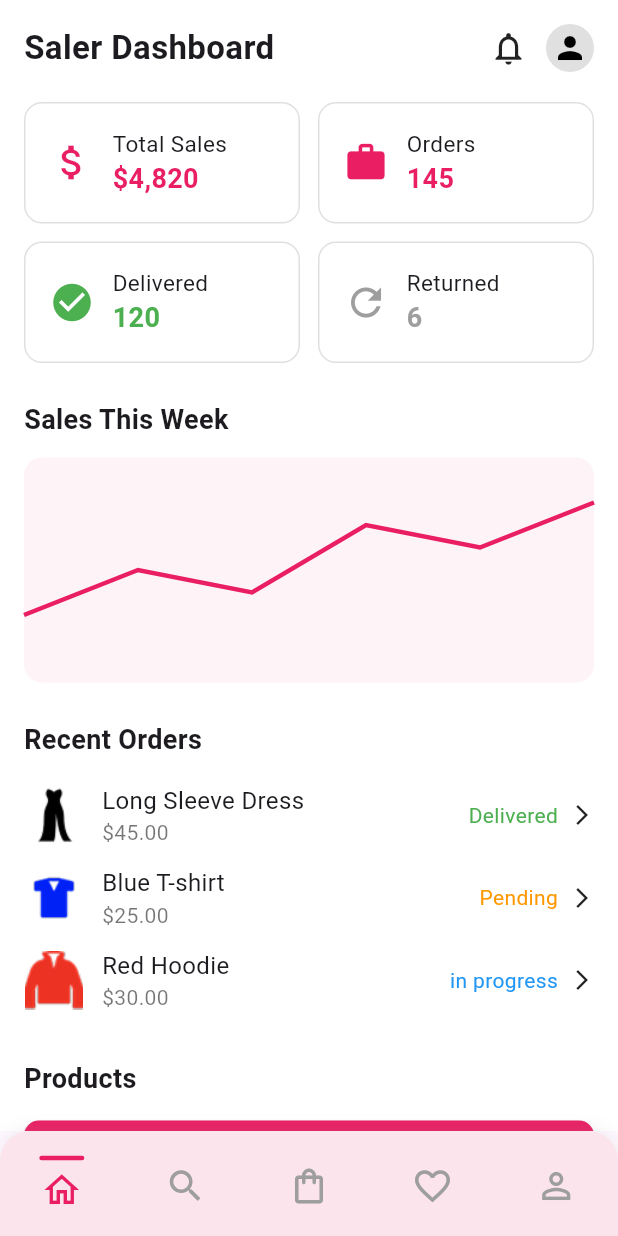
After one commit to tech640/Bridge-App, a Flutter app: the MyAccountPage screen opened directly, after a tap on "My Dashboard", on a phone screen of 412 x 824 dp. The commit adds this screen. Run offline on Flutter 3.47's test engine with Material 3 defaults, Android fonts, the phone set to English and light mode, and no system bars; our stand-ins replace font_awesome_flutter, image_picker.

Commit message:
add saler dashboard

```diff
--- /dev/null
+++ b/lib/screens/dashboard/saler.dart
@@ -0,0 +1,380 @@
+// screens/dashboard/saler.dart
+import 'package:flutter/material.dart';
+
+class SellerDashboardPage extends StatelessWidget {
+  const SellerDashboardPage({super.key});
+
+  @override
+  Widget build(BuildContext context) {
+    return Scaffold(
+      backgroundColor: Colors.white,
+      body: SafeArea(
+        child: SingleChildScrollView(
+          padding: const EdgeInsets.all(16),
+          child: Column(
+            crossAxisAlignment: CrossAxisAlignment.start,
+            children: [
+              // ------------------- HEADER -------------------
+              Row(
+                mainAxisAlignment: MainAxisAlignment.spaceBetween,
+                children: [
+                  const Text(
+                    "Saler Dashboard",
+                    style: TextStyle(fontSize: 22, fontWeight: FontWeight.bold),
+                  ),
+                  Row(
+                    children: const [
+                      Icon(Icons.notifications_none, size: 26),
+                      SizedBox(width: 12),
+                      CircleAvatar(
+                        radius: 16,
+                        backgroundColor: Colors.black12,
+                        child: Icon(Icons.person, color: Colors.black),
+                      ),
+                    ],
+                  ),
+                ],
+              ),
+
+              const SizedBox(height: 20),
+
+              // ------------------- CARDS -------------------
+              Row(
+                children: [
+                  Expanded(
+                      child: _statCard(Icons.attach_money, "Total Sales",
+                          "\$4,820", Colors.pink)),
+                  const SizedBox(width: 12),
+                  Expanded(
+                      child: _statCard(
+                          Icons.work, "Orders", "145", Colors.pink)),
+                ],
+              ),
+
+              const SizedBox(height: 12),
+
+              Row(
+                children: [
+                  Expanded(
+                      child: _statCard(Icons.check_circle, "Delivered", "120",
+                          Colors.green)),
+                  const SizedBox(width: 12),
+                  Expanded(
+                      child: _statCard(Icons.refresh, "Returned", "6",
+                          Colors.grey)),
+                ],
+              ),
+
+              const SizedBox(height: 25),
+
+              // ------------------- SALES THIS WEEK -------------------
+              const Text(
+                "Sales This Week",
+                style: TextStyle(fontSize: 18, fontWeight: FontWeight.bold),
+              ),
+              const SizedBox(height: 12),
+
+              Container(
+                height: 150,
+                width: double.infinity,
+                decoration: BoxDecoration(
+                  color: Colors.pink.withOpacity(0.05),
+                  borderRadius: BorderRadius.circular(12),
+                ),
+                child: CustomPaint(
+                  painter: _SimpleLineChart(),
+                ),
+              ),
+
+              const SizedBox(height: 25),
+
+              // ------------------- RECENT ORDERS -------------------
+              const Text(
+                "Recent Orders",
+                style: TextStyle(fontSize: 18, fontWeight: FontWeight.bold),
+              ),
+              const SizedBox(height: 10),
+              _recentOrderItem("Long Sleeve Dress", "\$45.00", "Delivered",
+                  Colors.green, "assets/icons/dress.png"),
+              _recentOrderItem("Blue T-shirt", "\$25.00", "Pending",
+                  Colors.orange, "assets/icons/tshirt.png"),
+              _recentOrderItem("Red Hoodie", "\$30.00", "in progress",
+                  Colors.blue, "assets/icons/hoodie.png"),
+
+              const SizedBox(height: 25),
+
+              // ------------------- PRODUCTS -------------------
+              const Text(
+                "Products",
+                style: TextStyle(fontSize: 18, fontWeight: FontWeight.bold),
+              ),
+              const SizedBox(height: 15),
+
+              SizedBox(
+                width: double.infinity,
+                child: ElevatedButton(
+                  onPressed: () {},
+                  style: ElevatedButton.styleFrom(
+                    backgroundColor: Colors.pink,
+                    padding: const EdgeInsets.symmetric(vertical: 16),
+                    shape: RoundedRectangleBorder(
+                      borderRadius: BorderRadius.circular(10),
+                    ),
+                  ),
+                  child: const Text(
+                    "Add New Product",
+                    style: TextStyle(fontSize: 17, color: Colors.white),
+                  ),
+                ),
+              ),
+
+              const SizedBox(height: 15),
+
+              _productItem("Red T-shirt", "\$20.00", Colors.red,
+                  "assets/icons/red_tshirt.png"),
+              _productItem("Blue Jeans", "\$30.00", Colors.blue,
+                  "assets/icons/jeans.png"),
+              _productItem(
+                  "Black Hat", "\$15.00", Colors.black, "assets/icons/hat.png"),
+              _productItem("Pink Sneakers", "\$50.00", Colors.pink,
+                  "assets/icons/shoes.png"),
+
+              const SizedBox(height: 25),
+
+              // ------------------- MONTHLY REVENUE (ADDED) -------------------
+              const Text(
+                "Monthly Revenue",
+                style: TextStyle(fontSize: 18, fontWeight: FontWeight.bold),
+              ),
+              const SizedBox(height: 15),
+
+              Container(
+                padding: const EdgeInsets.all(16),
+                decoration: BoxDecoration(
+                  color: Colors.white,
+                  borderRadius: BorderRadius.circular(12),
+                  border: Border.all(color: Colors.black12),
+                ),
+                child: Column(
+                  children: [
+                    SizedBox(
+                      height: 220,
+                      width: double.infinity,
+                      child: CustomPaint(
+                        painter: _MonthlyBarChart(),
+                      ),
+                    ),
+
+                    const SizedBox(height: 20),
+
+                    SizedBox(
+                      width: double.infinity,
+                      child: ElevatedButton(
+                        onPressed: () {},
+                        style: ElevatedButton.styleFrom(
+                          backgroundColor: Colors.pink,
+                          padding: const EdgeInsets.symmetric(vertical: 16),
+                          shape: RoundedRectangleBorder(
+                            borderRadius: BorderRadius.circular(12),
+                          ),
+                        ),
+                        child: const Text(
+                          "View Detailed Report",
+                          style: TextStyle(fontSize: 17, color: Colors.white),
+                        ),
+                      ),
+                    ),
+                  ],
+                ),
+              ),
+
+              const SizedBox(height: 25),
+
+              // ------------------- ORDERS LIST -------------------
+              const Text(
+                "Orders",
+                style: TextStyle(fontSize: 18, fontWeight: FontWeight.bold),
+              ),
+              const SizedBox(height: 15),
+
+              _orderItem("#1123", "21 Oct", "\$50.00", "Delivered"),
+              _orderItem("#1124", "20 Oct", "\$40.00", "Delivered"),
+              _orderItem("#1125", "19 Oct", "\$62.00", "Pending"),
+            ],
+          ),
+        ),
+      ),
+    );
+  }
+
+  // ------------------- WIDGETS -------------------
+
+  static Widget _statCard(
+      IconData icon, String title, String value, Color color) {
+    return Container(
+      padding: const EdgeInsets.all(16),
+      decoration: BoxDecoration(
+        border: Border.all(color: Colors.black12),
+        borderRadius: BorderRadius.circular(12),
+      ),
+      child: Row(
+        children: [
+          Icon(icon, color: color, size: 30),
+          const SizedBox(width: 12),
+          Column(
+            crossAxisAlignment: CrossAxisAlignment.start,
+            children: [
+              Text(title, style: const TextStyle(fontSize: 15)),
+              Text(
+                value,
+                style: TextStyle(
+                    fontSize: 18, color: color, fontWeight: FontWeight.bold),
+              ),
+            ],
+          )
+        ],
+      ),
+    );
+  }
+
+  static Widget _recentOrderItem(String name, String price, String status,
+      Color statusColor, String imagePath) {
+    return Padding(
+      padding: const EdgeInsets.symmetric(vertical: 6),
+      child: Row(
+        children: [
+          Image.asset(imagePath, width: 40),
+          const SizedBox(width: 12),
+          Expanded(
+            child: Column(
+              crossAxisAlignment: CrossAxisAlignment.start,
+              children: [
+                Text(name, style: const TextStyle(fontSize: 16)),
+                Text(price, style: const TextStyle(color: Colors.black54)),
+              ],
+            ),
+          ),
+          Text(status, style: TextStyle(color: statusColor)),
+          const SizedBox(width: 8),
+          const Icon(Icons.arrow_forward_ios, size: 16),
+        ],
+      ),
+    );
+  }
+
+  static Widget _productItem(
+      String name, String price, Color color, String imgPath) {
+    return Container(
+      padding: const EdgeInsets.all(14),
+      margin: const EdgeInsets.only(bottom: 12),
+      decoration: BoxDecoration(
+        borderRadius: BorderRadius.circular(12),
+        border: Border.all(color: Colors.black12),
+      ),
+      child: Row(
+        children: [
+          Image.asset(imgPath, width: 40),
+          const SizedBox(width: 12),
+          Expanded(
+            child: Text("$name\n$price",
+                style: const TextStyle(fontSize: 16, height: 1.3)),
+          ),
+          const Icon(Icons.arrow_forward_ios, size: 16),
+        ],
+      ),
+    );
+  }
+
+  static Widget _orderItem(
+      String id, String date, String amount, String status) {
+    return Container(
+      padding: const EdgeInsets.all(14),
+      margin: const EdgeInsets.only(bottom: 12),
+      decoration: BoxDecoration(
+        border: Border.all(color: Colors.black12),
+        borderRadius: BorderRadius.circular(12),
+      ),
+      child: Row(
+        children: [
+          Expanded(
+            child: Text("$id\n$date\n$amount",
+                style: const TextStyle(fontSize: 16, height: 1.4)),
+          ),
+          Text(status, style: const TextStyle(color: Colors.green)),
+          const SizedBox(width: 12),
+          const Icon(Icons.arrow_forward_ios, size: 16),
+        ],
+      ),
+    );
+  }
+}
+
+// ------------------- SIMPLE LINE CHART -------------------
+class _SimpleLineChart extends CustomPainter {
+  @override
+  void paint(Canvas canvas, Size size) {
+    final paintLine = Paint()
+      ..color = Colors.pink
+      ..strokeWidth = 3
+      ..style = PaintingStyle.stroke;
+
+    final path = Path();
+
+    final points = [
+      Offset(0, size.height * 0.7),
+      Offset(size.width * 0.2, size.height * 0.5),
+      Offset(size.width * 0.4, size.height * 0.6),
+      Offset(size.width * 0.6, size.height * 0.3),
+      Offset(size.width * 0.8, size.height * 0.4),
+      Offset(size.width, size.height * 0.2),
+    ];
+
+    path.moveTo(points.first.dx, points.first.dy);
+    for (var p in points) {
+      path.lineTo(p.dx, p.dy);
+    }
+
+    canvas.drawPath(path, paintLine);
+  }
+
+  @override
+  bool shouldRepaint(covariant CustomPainter oldDelegate) => false;
+}
+
+// ------------------- MONTHLY BAR CHART (ADDED) -------------------
+class _MonthlyBarChart extends CustomPainter {
+  @override
+  void paint(Canvas canvas, Size size) {
+    final barPaint = Paint()
+      ..color = Colors.pink
+      ..style = PaintingStyle.fill;
+
+    final textPainter =
+        TextPainter(textDirection: TextDirection.ltr, textAlign: TextAlign.center);
+
+    final values = [140, 165, 175, 190, 160, 230, 185];
+    final labels = ["Jun", "Feb", "Mar", "Ap", "May", "Jul", "Aug"];
+
+    final barWidth = size.width / values.length * 0.27;
+
+    for (int i = 0; i < values.length; i++) {
+      double x = (size.width / values.length) * i + barWidth;
+      double barHeight = (values[i] / 230) * size.height;
+
+      canvas.drawRect(
+        Rect.fromLTWH(x, size.height - barHeight, barWidth, barHeight),
+        barPaint,
+      );
+
+      textPainter.text = TextSpan(
+        text: labels[i],
+        style: const TextStyle(fontSize: 12, color: Colors.black54),
+      );
+      textPainter.layout();
+      textPainter.paint(canvas, Offset(x, size.height + 4));
+    }
+  }
+
+  @override
+  bool shouldRepaint(covariant CustomPainter oldDelegate) => false;
+}
--- a/lib/screens/myAccount.dart
+++ b/lib/screens/myAccount.dart
@@ -4,6 +4,7 @@ import 'package:bridge_app/screens/setting.dart';
 import 'package:bridge_app/screens/sign_in.dart';
 import 'package:bridge_app/screens/sign_up.dart';
 import 'package:bridge_app/screens/main_layout.dart';
+import 'package:bridge_app/screens/dashboard/saler.dart';
 
 
 
@@ -11,7 +12,7 @@ class MyAccountPage extends StatelessWidget {
   final bool isLoggedIn;
 
   // const MyAccountPage({super.key, this.isLoggedIn = true});
-  const MyAccountPage({super.key, this.isLoggedIn = false});
+  const MyAccountPage({super.key, this.isLoggedIn = true});
 
   @override
   Widget build(BuildContext context) {
@@ -132,6 +133,20 @@ class MyAccountPage extends StatelessWidget {
           ),
         ),
         const SizedBox(height: 20),
+        _item(
+          "My Dashboard",
+          Icons.space_dashboard_outlined,
+          () {
+            Navigator.push(
+              context,
+              MaterialPageRoute(
+                builder: (_) => MainLayoutWrapper(
+                  child: SellerDashboardPage(), // بدون const
+                ),
+              ),
+            );
+          },
+        ),
         _item("My orders", Icons.shopping_bag, () {}),
         _item("Need help?", Icons.help_outline, () {}),
         _item("Gift cards & vouchers", Icons.card_giftcard, () {}),
```
Also changed, not shown: assets/icons/dress.png (added), assets/icons/hat.png (added), assets/icons/hoodie.png (added), assets/icons/jeans.png (added), assets/icons/red_tshirt.png (added), assets/icons/shoes.png (added), assets/icons/tshirt.png (added).
